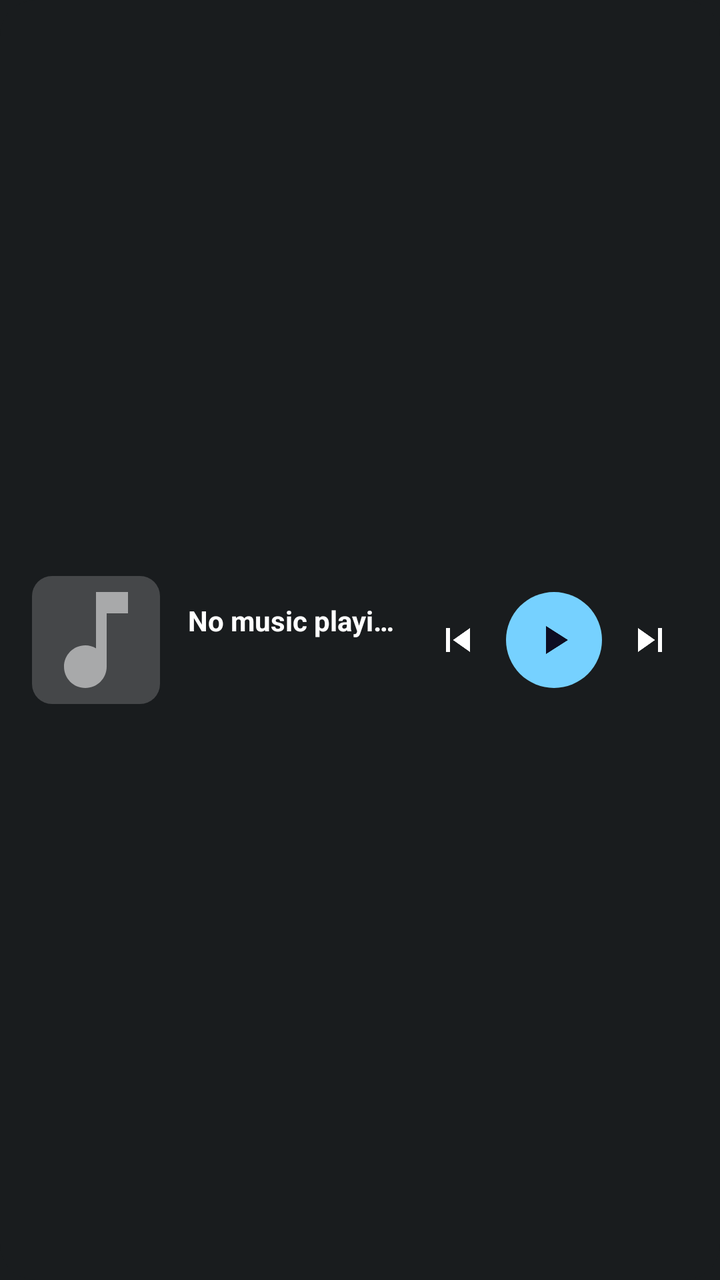
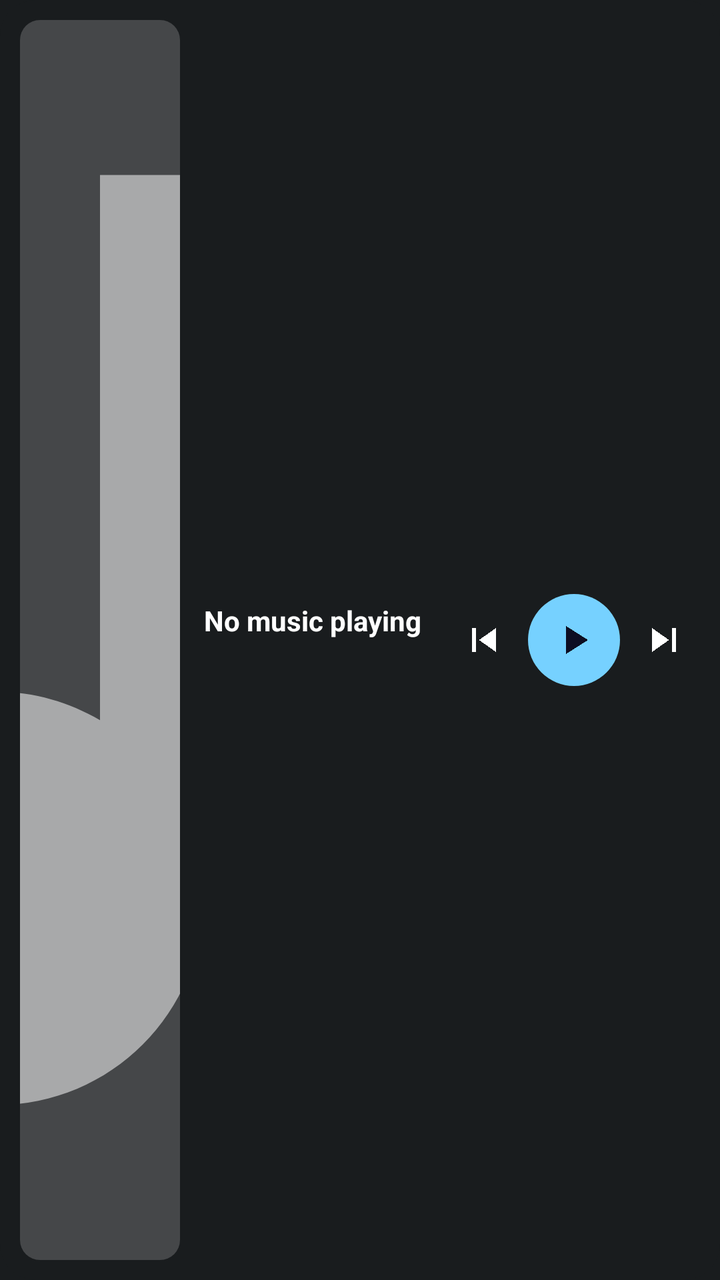

Screens rendered from an Android XML layout before and after an edit, with the pre-edit source and the edit as a unified diff.
<!-- AndroidManifest.xml: application theme android:Theme.DeviceDefault -->
<!-- res/layout/widget_music.xml -->
<?xml version="1.0" encoding="utf-8"?>
<LinearLayout xmlns:android="http://schemas.android.com/apk/res/android"
    android:id="@+id/widgetRoot"
    android:layout_width="match_parent"
    android:layout_height="match_parent"
    android:background="@drawable/widget_bg"
    android:orientation="horizontal"
    android:padding="16dp"
    android:gravity="center_vertical">

    <ImageView
        android:id="@+id/albumArt"
        android:layout_width="64dp"
        android:layout_height="64dp"
        android:scaleType="centerCrop"
        android:background="@drawable/album_art_bg"
        android:src="@drawable/ic_music_note"/>

    <LinearLayout
        android:layout_width="0dp"
        android:layout_height="wrap_content"
        android:layout_weight="1"
        android:layout_marginStart="14dp"
        android:layout_marginEnd="10dp"
        android:orientation="vertical"
        android:gravity="center_vertical">

        <TextView
            android:id="@+id/songTitle"
            android:layout_width="match_parent"
            android:layout_height="wrap_content"
            android:text="No music playing"
            android:textColor="#FFFFFFFF"
            android:textSize="14sp"
            android:textStyle="bold"
            android:maxLines="1"
            android:ellipsize="end"/>

        <TextView
            android:id="@+id/artistName"
            android:layout_width="match_parent"
            android:layout_height="wrap_content"
            android:text=""
            android:textColor="#99FFFFFF"
            android:textSize="12sp"
            android:maxLines="1"
            android:ellipsize="end"
            android:layout_marginTop="3dp"/>

    </LinearLayout>

    <LinearLayout
        android:layout_width="wrap_content"
        android:layout_height="wrap_content"
        android:orientation="horizontal"
        android:gravity="center_vertical">

        <ImageView
            android:id="@+id/btnPrev"
            android:layout_width="38dp"
            android:layout_height="38dp"
            android:src="@drawable/ic_skip_previous"
            android:scaleType="centerInside"
            android:padding="5dp"/>

        <ImageView
            android:id="@+id/btnPlayPause"
            android:layout_width="48dp"
            android:layout_height="48dp"
            android:src="@drawable/ic_play"
            android:background="@drawable/play_btn_bg"
            android:scaleType="centerInside"
            android:padding="11dp"
            android:layout_marginStart="5dp"
            android:layout_marginEnd="5dp"/>

        <ImageView
            android:id="@+id/btnNext"
            android:layout_width="38dp"
            android:layout_height="38dp"
            android:src="@drawable/ic_skip_next"
            android:scaleType="centerInside"
            android:padding="5dp"/>

    </LinearLayout>

</LinearLayout>
<!-- resources referenced by this layout -->
<resources>
  <!-- drawable album_art_bg (drawable) -->
  <?xml version="1.0" encoding="utf-8"?>
  <shape xmlns:android="http://schemas.android.com/apk/res/android">
      <solid android:color="#44FFFFFF"/>
      <corners android:radius="10dp"/>
  </shape>
  <!-- drawable ic_music_note (drawable) -->
  <vector xmlns:android="http://schemas.android.com/apk/res/android"
      android:width="24dp" android:height="24dp"
      android:viewportWidth="24" android:viewportHeight="24">
      <path android:fillColor="#88FFFFFF"
          android:pathData="M12,3v10.55c-0.59,-0.34 -1.27,-0.55 -2,-0.55 -2.21,0 -4,1.79 -4,4s1.79,4 4,4 4,-1.79 4,-4V7h4V3h-6z"/>
  </vector>
  <!-- drawable ic_play (drawable) -->
  <vector xmlns:android="http://schemas.android.com/apk/res/android"
      android:width="24dp" android:height="24dp"
      android:viewportWidth="24" android:viewportHeight="24">
      <path android:fillColor="#FF0D0D22"
          android:pathData="M8,5v14l11,-7z"/>
  </vector>
  <!-- drawable ic_skip_next (drawable) -->
  <vector xmlns:android="http://schemas.android.com/apk/res/android"
      android:width="24dp" android:height="24dp"
      android:viewportWidth="24" android:viewportHeight="24">
      <path android:fillColor="#FFFFFFFF"
          android:pathData="M6,18l8.5,-6L6,6v12zM16,6v12h2V6h-2z"/>
  </vector>
  <!-- drawable ic_skip_previous (drawable) -->
  <vector xmlns:android="http://schemas.android.com/apk/res/android"
      android:width="24dp" android:height="24dp"
      android:viewportWidth="24" android:viewportHeight="24">
      <path android:fillColor="#FFFFFFFF"
          android:pathData="M6,6h2v12H6zM9.5,12l8.5,6V6z"/>
  </vector>
  <!-- drawable play_btn_bg (drawable) -->
  <?xml version="1.0" encoding="utf-8"?>
  <shape xmlns:android="http://schemas.android.com/apk/res/android"
      android:shape="oval">
      <solid android:color="#FFFFFFFF"/>
  </shape>
  <!-- drawable widget_bg (drawable) -->
  <?xml version="1.0" encoding="utf-8"?>
  <shape xmlns:android="http://schemas.android.com/apk/res/android">
      <solid android:color="#CC0D0D22"/>
      <corners android:radius="18dp"/>
  </shape>
</resources>

<!-- the commit's change to res/layout/widget_music.xml (unified diff, before → after) -->
@@ -5,13 +5,17 @@
     android:layout_height="match_parent"
     android:background="@drawable/widget_bg"
     android:orientation="horizontal"
-    android:padding="16dp"
+    android:padding="10dp"
     android:gravity="center_vertical">
 
+    
     <ImageView
         android:id="@+id/albumArt"
-        android:layout_width="64dp"
-        android:layout_height="64dp"
+        android:layout_width="wrap_content"
+        android:layout_height="match_parent"
+        android:adjustViewBounds="true"
+        android:minWidth="48dp"
+        android:maxWidth="80dp"
         android:scaleType="centerCrop"
         android:background="@drawable/album_art_bg"
         android:src="@drawable/ic_music_note"/>
@@ -20,8 +24,8 @@
         android:layout_width="0dp"
         android:layout_height="wrap_content"
         android:layout_weight="1"
-        android:layout_marginStart="14dp"
-        android:layout_marginEnd="10dp"
+        android:layout_marginStart="12dp"
+        android:layout_marginEnd="8dp"
         android:orientation="vertical"
         android:gravity="center_vertical">
 
@@ -57,30 +61,30 @@
 
         <ImageView
             android:id="@+id/btnPrev"
-            android:layout_width="38dp"
-            android:layout_height="38dp"
+            android:layout_width="36dp"
+            android:layout_height="36dp"
             android:src="@drawable/ic_skip_previous"
             android:scaleType="centerInside"
-            android:padding="5dp"/>
+            android:padding="4dp"/>
 
         <ImageView
             android:id="@+id/btnPlayPause"
-            android:layout_width="48dp"
-            android:layout_height="48dp"
+            android:layout_width="46dp"
+            android:layout_height="46dp"
             android:src="@drawable/ic_play"
             android:background="@drawable/play_btn_bg"
             android:scaleType="centerInside"
-            android:padding="11dp"
-            android:layout_marginStart="5dp"
-            android:layout_marginEnd="5dp"/>
+            android:padding="10dp"
+            android:layout_marginStart="4dp"
+            android:layout_marginEnd="4dp"/>
 
         <ImageView
             android:id="@+id/btnNext"
-            android:layout_width="38dp"
-            android:layout_height="38dp"
+            android:layout_width="36dp"
+            android:layout_height="36dp"
             android:src="@drawable/ic_skip_next"
             android:scaleType="centerInside"
-            android:padding="5dp"/>
+            android:padding="4dp"/>
 
     </LinearLayout>
 
